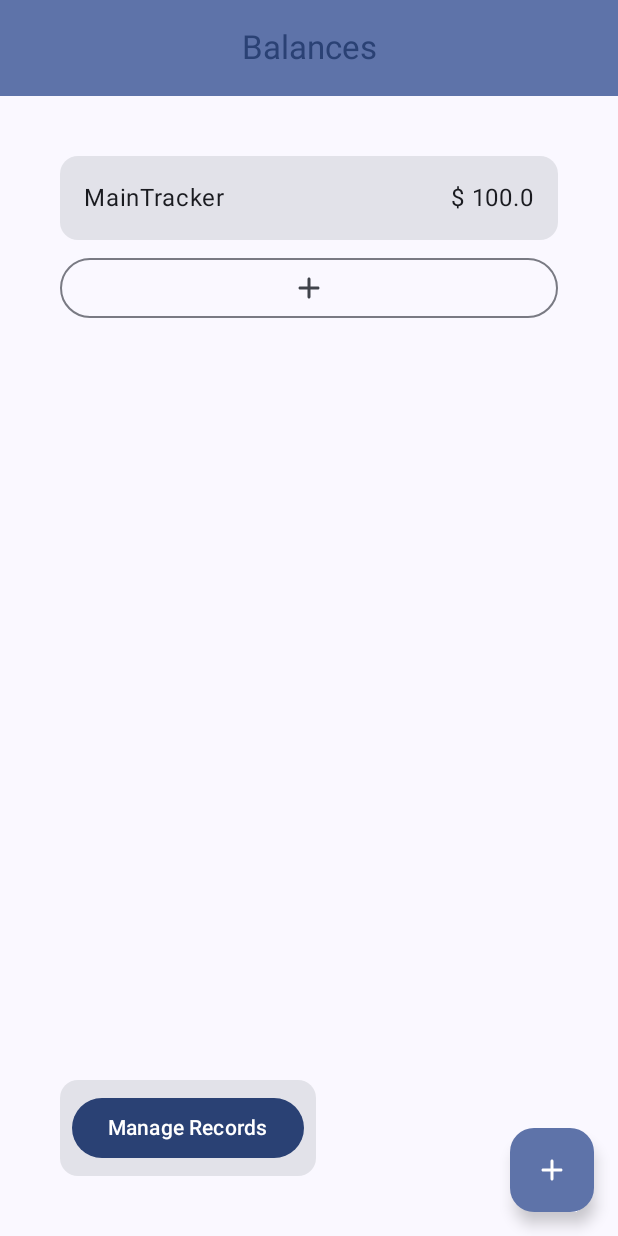
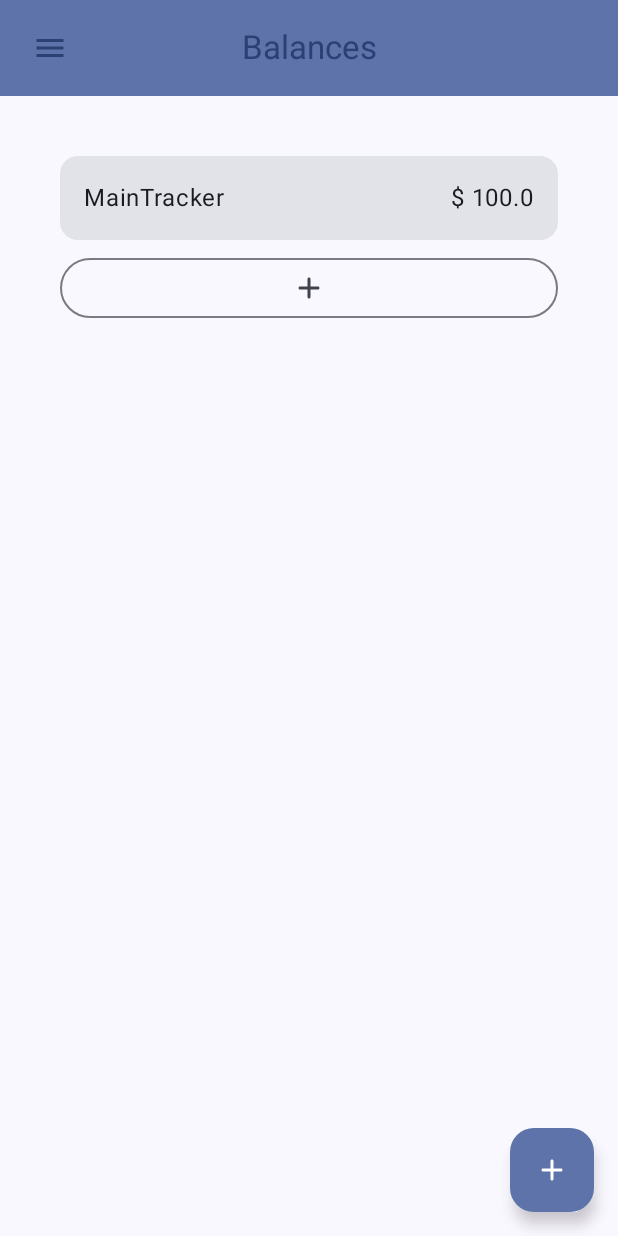
Before and after one commit to Ethanscharlie/Cash-On-Track, an Android app built with Jetpack Compose: the screen it shows after launch (MainActivity), on a phone screen of 412 x 824 dp. Run offline under Robolectric (Android 15) with nearby library versions, the phone set to English and light mode, and no system bars; libraries missing offline, so code that uses them is left out: androidx.test.core.

Commit message:
Moved manage reocrds to hamburger menu

```diff
--- a/app/src/main/java/com/example/financemanager/BalanceView.kt
+++ b/app/src/main/java/com/example/financemanager/BalanceView.kt
@@ -2,25 +2,35 @@ package com.example.financemanager
 
 import android.graphics.drawable.Icon
 import androidx.compose.foundation.layout.Arrangement
+import androidx.compose.foundation.layout.Box
 import androidx.compose.foundation.layout.Column
 import androidx.compose.foundation.layout.Row
 import androidx.compose.foundation.layout.Spacer
 import androidx.compose.foundation.layout.padding
 import androidx.compose.foundation.layout.width
 import androidx.compose.material.icons.Icons
+import androidx.compose.material.icons.automirrored.filled.ArrowBack
+import androidx.compose.material.icons.filled.Menu
 import androidx.compose.material.icons.rounded.Add
 import androidx.compose.material3.Button
 import androidx.compose.material3.Card
 import androidx.compose.material3.CenterAlignedTopAppBar
+import androidx.compose.material3.DropdownMenu
+import androidx.compose.material3.DropdownMenuItem
 import androidx.compose.material3.ExperimentalMaterial3Api
 import androidx.compose.material3.FloatingActionButton
 import androidx.compose.material3.Icon
+import androidx.compose.material3.IconButton
 import androidx.compose.material3.MaterialTheme
 import androidx.compose.material3.OutlinedButton
 import androidx.compose.material3.Scaffold
 import androidx.compose.material3.Text
+import androidx.compose.material3.TextButton
 import androidx.compose.material3.TopAppBarDefaults.topAppBarColors
 import androidx.compose.runtime.Composable
+import androidx.compose.runtime.MutableState
+import androidx.compose.runtime.mutableStateOf
+import androidx.compose.runtime.remember
 import androidx.compose.ui.Modifier
 import androidx.compose.ui.unit.dp
 import androidx.navigation.NavController
@@ -42,6 +52,21 @@ fun BalanceView(
 
                 title = {
                     Text("Balances")
+                },
+
+                navigationIcon = {
+                    val expanded = remember { mutableStateOf(false) }
+
+                    TextButton (onClick = {
+                        expanded.value = true
+                    }) {
+                        Icon(
+                            imageVector = Icons.Filled.Menu,
+                            contentDescription = "Localized description"
+                        )
+                    }
+
+                    DropMenu(expanded, navController)
                 }
             )
         },
@@ -57,30 +82,31 @@ fun BalanceView(
             Modifier.padding(40.dp).padding(innerPadding)
         ) {
             TrackerBalanceList(navController)
-            Spacer(Modifier.weight(1f))
-            Buttons(navController)
         }
 
     }
 }
 
 @Composable
-fun Buttons(
+fun DropMenu(
+    expanded: MutableState<Boolean>,
     navController: NavHostController
 ) {
-    Card {
-        Column (Modifier.padding(8.dp)) {
-            AddNavButton("Manage Records", Screen.ManageRecords, navController)
+    Box(
+        modifier = Modifier
+            .padding(16.dp)
+    ) {
+        DropdownMenu (
+            expanded = expanded.value,
+            onDismissRequest = { expanded.value = false }
+        ) {
+            DropdownMenuItem(
+                text = { Text("Manage Records") },
+                onClick = {
+                    navController.navigate(Screen.ManageRecords.name)
+                }
+            )
         }
-    }
-}
-
-@Composable
-fun AddNavButton(text: String,  location: Screen, navController: NavController) {
-    Button(onClick = {
-        navController.navigate(location.name)
-    }) {
-        Text(text = text)
     }
 }
 
```
